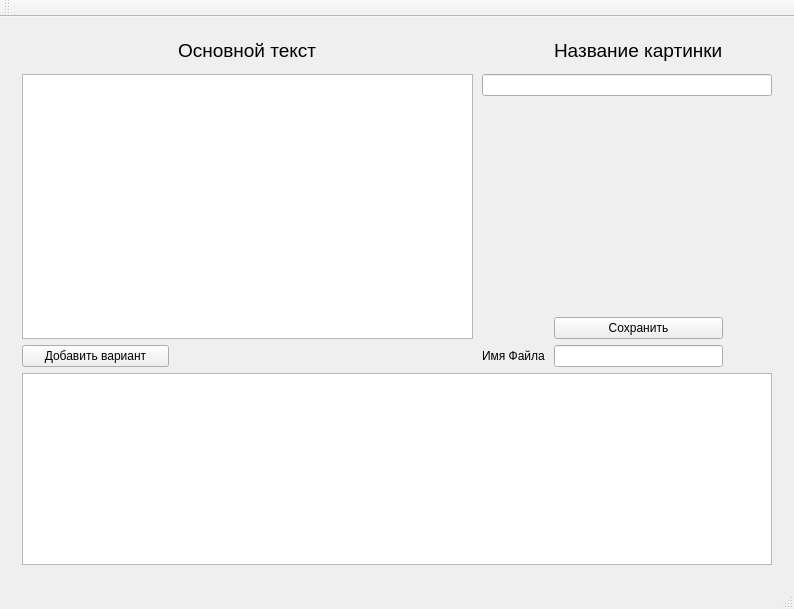
Qt form mainwindow.ui (Zioba/QTQuest) before a commit.
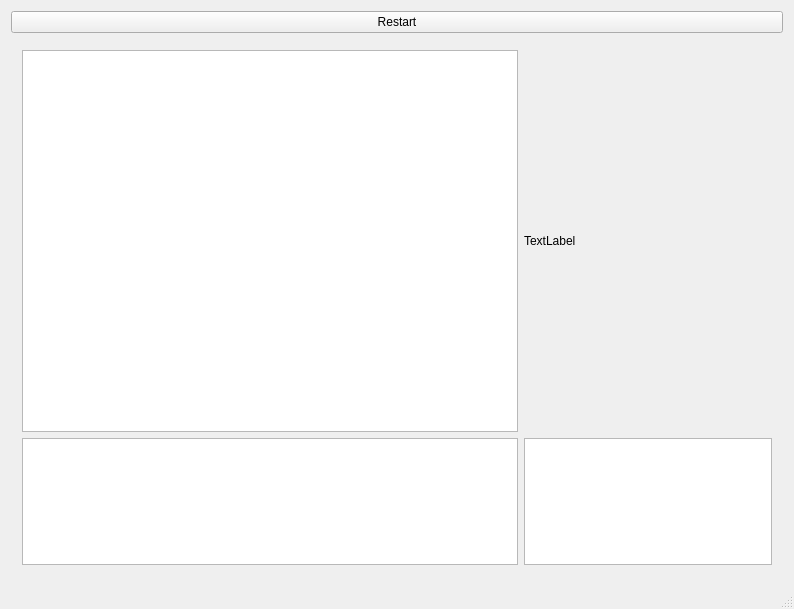
The same form after that commit.

```diff
--- a/mainwindow.ui
+++ b/mainwindow.ui
@@ -15,7 +15,7 @@
   </property>
   <widget class="QWidget" name="centralWidget">
    <layout class="QGridLayout" name="gridLayout">
-    <item row="0" column="0">
+    <item row="1" column="0">
      <widget class="QStackedWidget" name="stackedWidget">
       <property name="currentIndex">
        <number>1</number>
@@ -31,136 +31,34 @@
        </layout>
       </widget>
       <widget class="QWidget" name="page_2">
-       <layout class="QGridLayout" name="gridLayout_3" rowstretch="0,0,0,3,2,0,0,0,0,0" columnstretch="2,1,2,0,0,0" columnminimumwidth="0,0,0,0,0,0">
-        <property name="horizontalSpacing">
-         <number>9</number>
-        </property>
-        <item row="0" column="2" rowspan="2">
-         <spacer name="horizontalSpacer_2">
-          <property name="orientation">
-           <enum>Qt::Horizontal</enum>
-          </property>
-          <property name="sizeHint" stdset="0">
-           <size>
-            <width>167</width>
-            <height>20</height>
-           </size>
-          </property>
-         </spacer>
-        </item>
-        <item row="0" column="0" rowspan="2">
-         <spacer name="horizontalSpacer">
-          <property name="orientation">
-           <enum>Qt::Horizontal</enum>
-          </property>
-          <property name="sizeHint" stdset="0">
-           <size>
-            <width>167</width>
-            <height>20</height>
-           </size>
-          </property>
-         </spacer>
-        </item>
-        <item row="2" column="3" colspan="3">
-         <widget class="QLineEdit" name="pictureLineEdit"/>
-        </item>
-        <item row="2" column="0" rowspan="3" colspan="3">
-         <widget class="QTextEdit" name="mainTextEdit"/>
+       <layout class="QGridLayout" name="gridLayout_3" rowstretch="3,1" columnstretch="2,1">
+        <item row="0" column="0">
+         <widget class="QTextEdit" name="mainTextField"/>
         </item>
         <item row="0" column="1">
-         <widget class="QLabel" name="label">
-          <property name="font">
-           <font>
-            <pointsize>14</pointsize>
-           </font>
-          </property>
+         <widget class="QLabel" name="pictureLabel">
           <property name="text">
-           <string>Основной текст</string>
+           <string>TextLabel</string>
           </property>
          </widget>
         </item>
-        <item row="9" column="0" colspan="6">
+        <item row="1" column="0">
          <widget class="QTableWidget" name="variantsTextEdit"/>
         </item>
-        <item row="0" column="3">
-         <spacer name="horizontalSpacer_3">
-          <property name="orientation">
-           <enum>Qt::Horizontal</enum>
-          </property>
-          <property name="sizeHint" stdset="0">
-           <size>
-            <width>40</width>
-            <height>20</height>
-           </size>
-          </property>
-         </spacer>
-        </item>
-        <item row="5" column="4">
-         <widget class="QLineEdit" name="fileNameLine"/>
-        </item>
-        <item row="5" column="3">
-         <widget class="QLabel" name="label_3">
-          <property name="text">
-           <string>Имя Файла</string>
-          </property>
-         </widget>
-        </item>
-        <item row="3" column="4">
-         <spacer name="verticalSpacer_2">
-          <property name="orientation">
-           <enum>Qt::Vertical</enum>
-          </property>
-          <property name="sizeHint" stdset="0">
-           <size>
-            <width>20</width>
-            <height>40</height>
-           </size>
-          </property>
-         </spacer>
-        </item>
-        <item row="0" column="4">
-         <widget class="QLabel" name="label_2">
-          <property name="font">
-           <font>
-            <pointsize>14</pointsize>
-           </font>
-          </property>
-          <property name="text">
-           <string>Название картинки</string>
-          </property>
-         </widget>
-        </item>
-        <item row="4" column="4">
-         <widget class="QPushButton" name="saveButton">
-          <property name="text">
-           <string>Сохранить</string>
-          </property>
-         </widget>
-        </item>
-        <item row="0" column="5">
-         <spacer name="horizontalSpacer_4">
-          <property name="orientation">
-           <enum>Qt::Horizontal</enum>
-          </property>
-          <property name="sizeHint" stdset="0">
-           <size>
-            <width>40</width>
-            <height>20</height>
-           </size>
-          </property>
-         </spacer>
-        </item>
-        <item row="5" column="0">
-         <widget class="QPushButton" name="addButton">
-          <property name="text">
-           <string>Добавить вариант</string>
-          </property>
-         </widget>
+        <item row="1" column="1">
+         <widget class="QTextEdit" name="bagField"/>
         </item>
        </layout>
       </widget>
      </widget>
     </item>
+    <item row="0" column="0">
+     <widget class="QPushButton" name="pushButton">
+      <property name="text">
+       <string>Restart</string>
+      </property>
+     </widget>
+    </item>
    </layout>
   </widget>
   <widget class="QMenuBar" name="menuBar">
@@ -173,14 +71,6 @@
     </rect>
    </property>
   </widget>
-  <widget class="QToolBar" name="mainToolBar">
-   <attribute name="toolBarArea">
-    <enum>TopToolBarArea</enum>
-   </attribute>
-   <attribute name="toolBarBreak">
-    <bool>false</bool>
-   </attribute>
-  </widget>
   <widget class="QStatusBar" name="statusBar"/>
  </widget>
  <layoutdefault spacing="6" margin="11"/>
```
Left out of the diff: 16 changed lines with no effect on the pictures.
